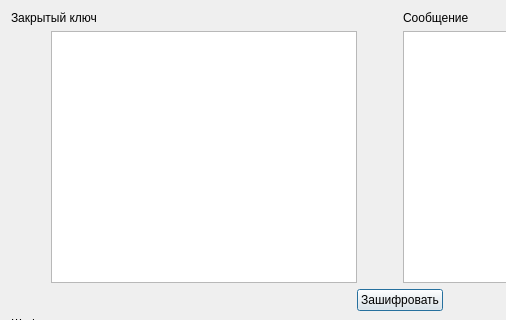
aleksei65537/CryptoLabs, file Qt/QtDigitalSignature/encrypt.ui: the form before one commit; both pictures show x 0 to 506 and y 0 to 320 of the 800 by 600 pixel window.
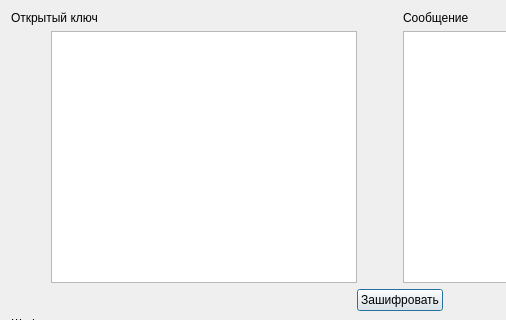
The form after the commit.

What changed in the file:
```diff
--- a/Qt/QtDigitalSignature/encrypt.ui
+++ b/Qt/QtDigitalSignature/encrypt.ui
@@ -21,7 +21,7 @@
        <item>
         <widget class="QLabel" name="label_2">
          <property name="text">
-          <string>Закрытый ключ</string>
+          <string>Открытый ключ</string>
          </property>
         </widget>
        </item>
```
